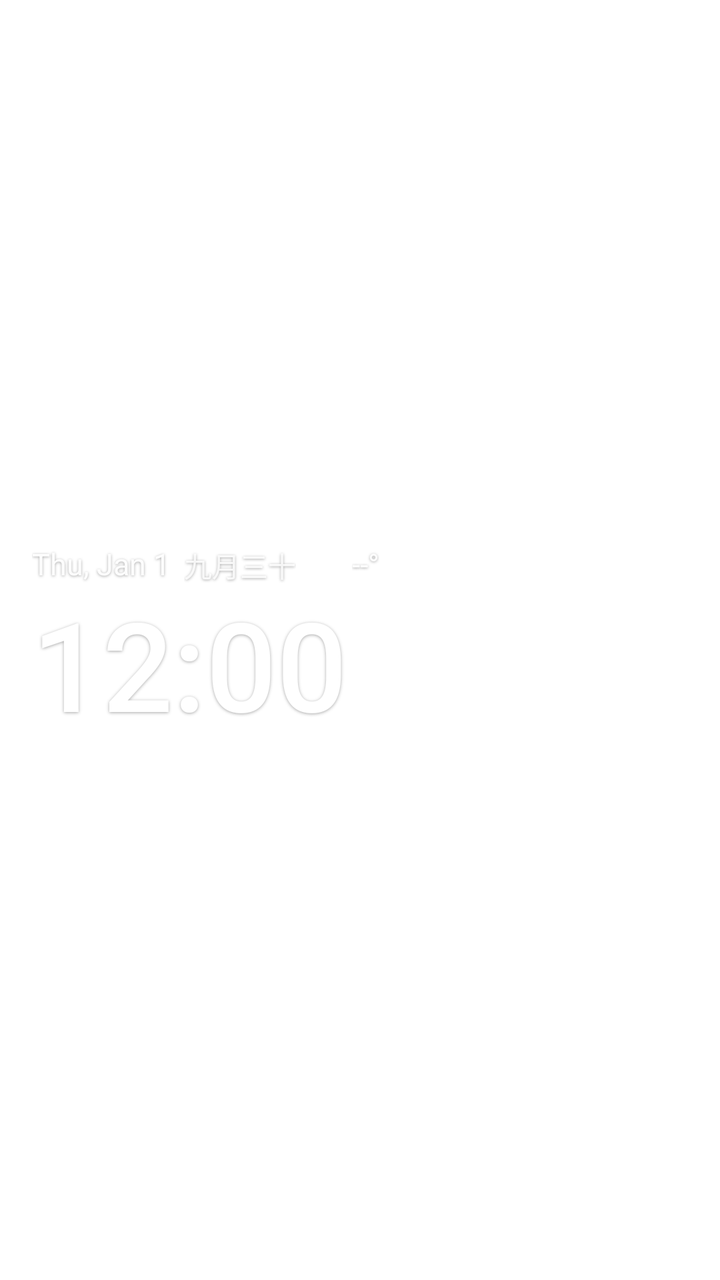
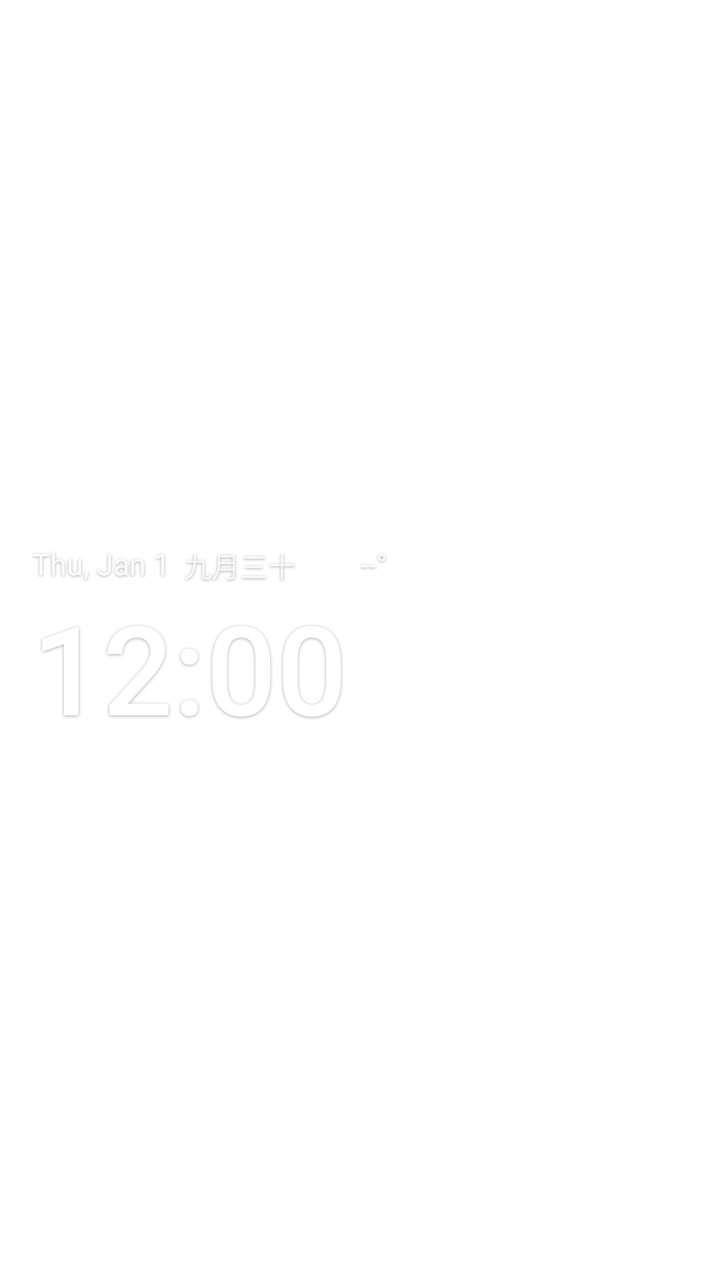

An Android layout rendered at two revisions. The XML below is the earlier revision; the diff shows what the commit changed to produce the second picture.
<!-- AndroidManifest.xml: fallback theme Theme.MaterialComponents.DayNight.NoActionBar -->
<!-- res/layout/ww_white_medium.xml -->
<?xml version="1.0" encoding="utf-8"?>
<LinearLayout xmlns:android="http://schemas.android.com/apk/res/android"
    android:id="@+id/ww_root"
    android:layout_width="match_parent"
    android:layout_height="match_parent"
    android:orientation="vertical"
    android:gravity="center_vertical|start"
    android:paddingStart="16dp"
    android:paddingEnd="16dp">

    <LinearLayout
        android:id="@+id/ww_date_touch"
        android:layout_width="match_parent"
        android:layout_height="wrap_content"
        android:orientation="horizontal"
        android:gravity="center_vertical"
        android:paddingTop="7dp"
        android:paddingBottom="3dp">

        <TextClock
            android:id="@+id/ww_date"
            android:layout_width="wrap_content"
            android:layout_height="wrap_content"
            android:fontFamily="sans-serif"
            android:format24Hour="@string/date_format_compact"
            android:format12Hour="@string/date_format_compact"
            android:includeFontPadding="false"
            android:shadowColor="#59000000"
            android:shadowDx="0"
            android:shadowDy="1"
            android:shadowRadius="3"
            android:textColor="#F2FFFFFF"
            android:textSize="15sp" />

        <TextView
            android:id="@+id/ww_lunar"
            android:layout_width="wrap_content"
            android:layout_height="wrap_content"
            android:layout_marginStart="7dp"
            android:fontFamily="sans-serif"
            android:includeFontPadding="false"
            android:shadowColor="#59000000"
            android:shadowDx="0"
            android:shadowDy="1"
            android:shadowRadius="3"
            android:textColor="#D9FFFFFF"
            android:textSize="14sp"
            android:text="九月三十" />

        <LinearLayout
            android:id="@+id/ww_weather_touch"
            android:layout_width="wrap_content"
            android:layout_height="wrap_content"
            android:layout_marginStart="8dp"
            android:orientation="horizontal"
            android:gravity="center_vertical"
            android:paddingTop="4dp"
            android:paddingBottom="4dp">

            <ImageView
                android:id="@+id/ww_icon"
                android:layout_width="17dp"
                android:layout_height="17dp"
                android:scaleType="fitCenter"
                android:src="@drawable/ic_wx_clear" />

            <TextView
                android:id="@+id/ww_temp"
                android:layout_width="wrap_content"
                android:layout_height="wrap_content"
                android:layout_marginStart="3dp"
                android:fontFamily="sans-serif"
                android:includeFontPadding="false"
                android:shadowColor="#59000000"
                android:shadowDx="0"
                android:shadowDy="1"
                android:shadowRadius="3"
                android:textColor="#F2FFFFFF"
                android:textSize="15sp"
                android:text="--°" />
        </LinearLayout>

        <TextView
            android:id="@+id/ww_city"
            android:layout_width="wrap_content"
            android:layout_height="wrap_content"
            android:layout_marginStart="8dp"
            android:ellipsize="end"
            android:fontFamily="sans-serif"
            android:includeFontPadding="false"
            android:maxLines="1"
            android:shadowColor="#59000000"
            android:shadowDx="0"
            android:shadowDy="1"
            android:shadowRadius="3"
            android:textColor="#B3FFFFFF"
            android:textSize="13sp"
            android:visibility="gone" />
    </LinearLayout>

    <FrameLayout
        android:id="@+id/ww_time_touch"
        android:layout_width="match_parent"
        android:layout_height="wrap_content"
        android:paddingTop="0dp"
        android:paddingBottom="6dp">

        <TextClock
            android:id="@+id/ww_time"
            android:layout_width="wrap_content"
            android:layout_height="wrap_content"
            android:fontFamily="sans-serif-medium"
            android:format24Hour="HH:mm"
            android:format12Hour="h:mm"
            android:includeFontPadding="false"
            android:shadowColor="#59000000"
            android:shadowDx="0"
            android:shadowDy="1"
            android:shadowRadius="4"
            android:textColor="#FFFFFFFF"
            android:textSize="62sp" />
    </FrameLayout>

</LinearLayout>
<!-- resources referenced by this layout -->
<resources>
  <!-- drawable ic_wx_clear: vector/xml drawable (drawable, 2462 chars, omitted) -->
  <string name="date_format_compact">EEE, MMM d</string>
</resources>

<!-- the commit's change to res/layout/ww_white_medium.xml (unified diff, before → after) -->
@@ -59,8 +59,8 @@
 
             <ImageView
                 android:id="@+id/ww_icon"
-                android:layout_width="17dp"
-                android:layout_height="17dp"
+                android:layout_width="21dp"
+                android:layout_height="21dp"
                 android:scaleType="fitCenter"
                 android:src="@drawable/ic_wx_clear" />
 
